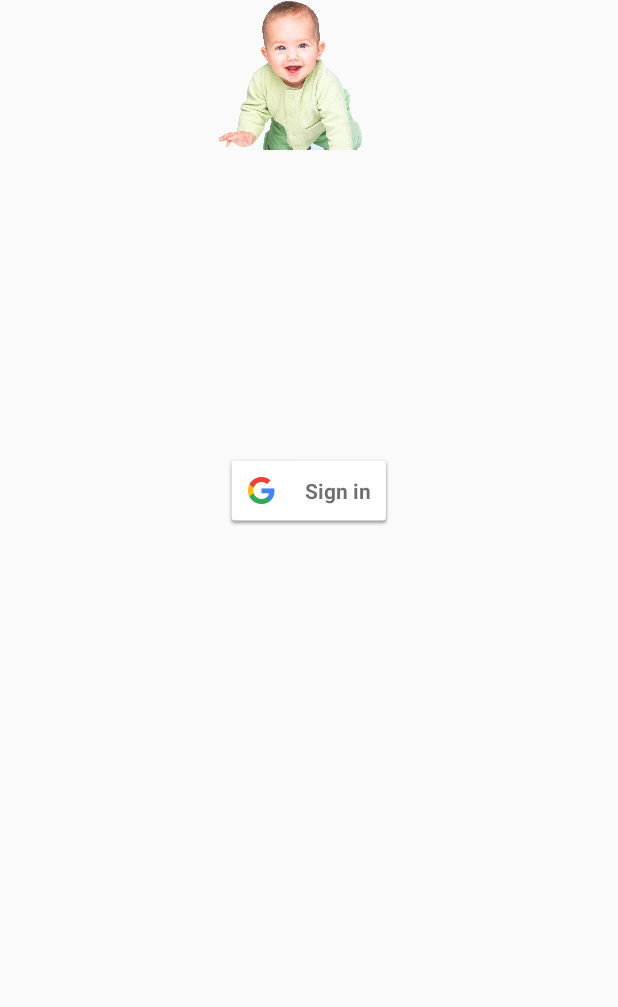
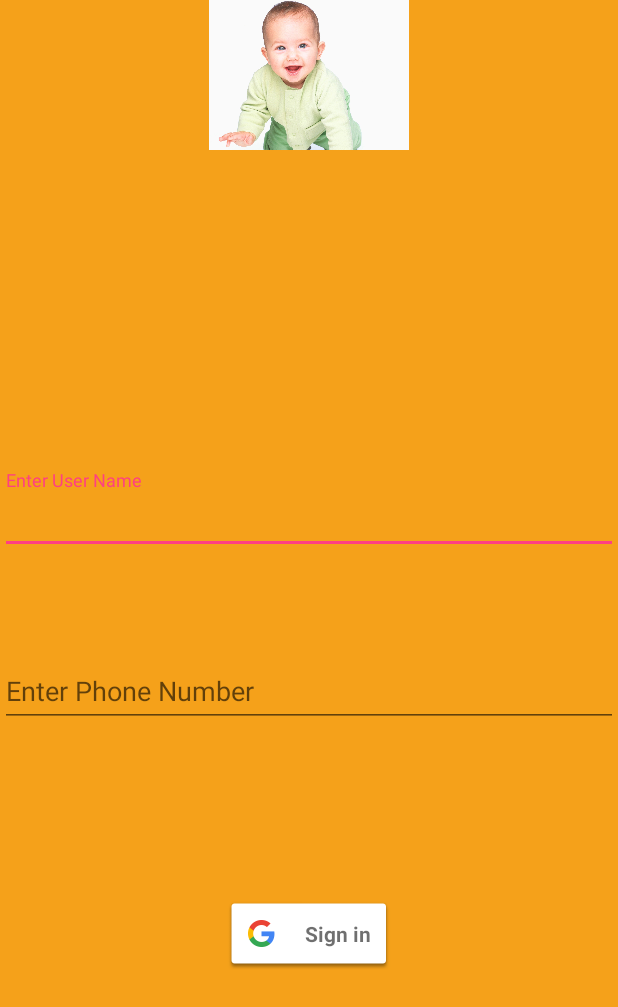
Before and after one commit to Imad-ud-din2020/ChildVaccination, an Android app: the layout activity_authentication.xml on its own in the app's theme, with its tools: preview values and no code run, on a phone screen of 412 x 824 dp. Shown: the top 1007 px of the screen. Run offline under Robolectric (Android 15) with nearby library versions, the phone set to English and light mode, and no system bars.

Commit message:
vaccin detail

```diff
--- a/app/src/main/AndroidManifest.xml
+++ b/app/src/main/AndroidManifest.xml
@@ -12,7 +12,7 @@
         <activity
             android:name=".MainActivity"
             android:label="@string/app_name"
-            android:theme="@style/AppTheme.NoActionBar"></activity>
+            android:theme="@style/AppTheme.NoActionBar" />
         <activity android:name=".AddChildDetails" />
         <activity android:name=".SplashScreen">
             <intent-filter>
@@ -21,7 +21,8 @@
                 <category android:name="android.intent.category.LAUNCHER" />
             </intent-filter>
         </activity>
-        <activity android:name=".Authentication"></activity>
+        <activity android:name=".Authentication" />
+        <activity android:name=".VaccineDetails"></activity>
     </application>
 
 </manifest>
--- a/app/src/main/java/com/example/gauranggoel/childvacination/MainActivity.java
+++ b/app/src/main/java/com/example/gauranggoel/childvacination/MainActivity.java
@@ -15,12 +15,8 @@ import android.view.MenuItem;
 import android.widget.ListView;
 import android.widget.TextView;
 import android.widget.Toast;
-
 import com.google.firebase.auth.FirebaseAuth;
 import com.google.firebase.auth.FirebaseUser;
-
-import org.w3c.dom.Text;
-
 import java.util.ArrayList;
 
 public class MainActivity extends AppCompatActivity
@@ -95,6 +91,7 @@ public class MainActivity extends AppCompatActivity
             useremail.setText(email);
         }
 
+
     }
 
     @Override
--- a/app/src/main/java/com/example/gauranggoel/childvacination/SplashScreen.java
+++ b/app/src/main/java/com/example/gauranggoel/childvacination/SplashScreen.java
@@ -27,7 +27,7 @@ public class SplashScreen extends AppCompatActivity {
                 Intent intent;
                // FirebaseUser user = firebaseAuth.getCurrentUser();
                 //Toast.makeText(SplashScreen.this, ""+user, Toast.LENGTH_SHORT).show();
-                //intent= new Intent(SplashScreen.this,Authentication.class);
+              //  intent= new Intent(SplashScreen.this,Authentication.class);
 
                 /*if(user!=null) {
                     intent= new Intent(SplashScreen.this,Authentication.class);
--- a/app/src/main/res/layout/activity_authentication.xml
+++ b/app/src/main/res/layout/activity_authentication.xml
@@ -4,25 +4,62 @@
     xmlns:tools="http://schemas.android.com/tools"
     android:layout_width="match_parent"
     android:layout_height="match_parent"
+    android:background="@color/color1"
     tools:context="com.example.gauranggoel.childvacination.Authentication">
 
     <ImageView android:src="@drawable/child"
         android:layout_width="wrap_content"
         android:layout_height="100dp"
-        android:layout_marginBottom="24dp"
-        android:layout_gravity="center_horizontal" />
-
+        android:layout_gravity="center_horizontal"
+        tools:layout_editor_absoluteY="28dp"
+        app:layout_constraintLeft_toLeftOf="parent"
+        app:layout_constraintRight_toRightOf="parent"
+        app:layout_constraintHorizontal_bias="1.0" />
 
 
     <com.google.android.gms.common.SignInButton
+        android:id="@+id/signIn"
+        android:layout_width="wrap_content"
         android:layout_height="wrap_content"
-        android:layout_width="wrap_content"
-        android:id="@+id/signIn"
+        app:layout_constraintBottom_toBottomOf="parent"
+        app:layout_constraintHorizontal_bias="0.501"
         app:layout_constraintLeft_toLeftOf="parent"
+        app:layout_constraintRight_toRightOf="parent"
         app:layout_constraintTop_toTopOf="parent"
+        app:layout_constraintVertical_bias="0.771" />
+
+    <android.support.design.widget.TextInputLayout
+        android:layout_width="match_parent"
+        android:layout_height="wrap_content"
         app:layout_constraintBottom_toBottomOf="parent"
+        app:layout_constraintLeft_toLeftOf="parent"
         app:layout_constraintRight_toRightOf="parent"
-        app:layout_constraintHorizontal_bias="0.501"
-        app:layout_constraintVertical_bias="0.39" />
+        app:layout_constraintTop_toTopOf="parent"
+        app:layout_constraintVertical_bias="0.408">
+
+        <EditText
+            android:id="@+id/auth_name"
+            android:layout_width="match_parent"
+            android:layout_height="match_parent"
+            android:textColor="@color/colorPrimaryDark"
+            android:hint="Enter User Name" />
+    </android.support.design.widget.TextInputLayout>
+
+    <android.support.design.widget.TextInputLayout
+        android:layout_width="match_parent"
+        android:layout_height="wrap_content"
+        app:layout_constraintBottom_toBottomOf="parent"
+        app:layout_constraintLeft_toLeftOf="parent"
+        app:layout_constraintRight_toRightOf="parent"
+        app:layout_constraintTop_toTopOf="parent"
+        app:layout_constraintVertical_bias="0.558">
+
+        <EditText
+            android:id="@+id/auth_phone"
+            android:layout_width="match_parent"
+            android:layout_height="match_parent"
+            android:textColor="@color/colorPrimaryDark"
+            android:hint="Enter Phone Number" />
+    </android.support.design.widget.TextInputLayout>
 
 </android.support.constraint.ConstraintLayout>
--- a/app/src/main/res/layout/nav_header_main.xml
+++ b/app/src/main/res/layout/nav_header_main.xml
@@ -24,13 +24,13 @@
         android:layout_height="wrap_content"
         android:id="@+id/userName"
         android:paddingTop="@dimen/nav_header_vertical_spacing"
-        android:text="User Name"
+        android:text="Gaurang Goel skskdajs"
         android:textAppearance="@style/TextAppearance.AppCompat.Body1" />
 
     <TextView
         android:id="@+id/emailId"
         android:layout_width="wrap_content"
         android:layout_height="wrap_content"
-        android:text="UserEmailID@android.com" />
+        android:text="gauranggoel.9@gmail.com,masbdmams" />
 
 </LinearLayout>
--- a/app/src/main/res/values/colors.xml
+++ b/app/src/main/res/values/colors.xml
@@ -3,4 +3,5 @@
     <color name="colorPrimary">#3F51B5</color>
     <color name="colorPrimaryDark">#303F9F</color>
     <color name="colorAccent">#FF4081</color>
+    <color name="color1">#f5a11a</color>
 </resources>
```
Also changed, not shown: app/build.gradle (+20 -1 lines), app/src/main/java/com/example/gauranggoel/childvacination/Authentication.java (+177 -20 lines), app/src/main/java/com/example/gauranggoel/childvacination/VaccineDetails.java (added, +13 -0 lines), app/src/main/res/layout/activity_vaccine_details.xml (added, +10 -0 lines), app/src/main/res/values/strings.xml (+45 -2 lines).
